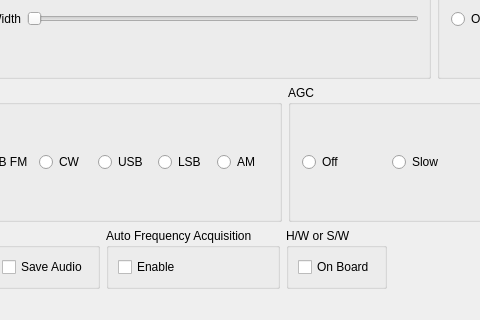
Before: the Qt Designer form common/GUI-QT/AnalogMainWindow.ui in Drm-tools/dream-legacy, drawn with Qt 5; both pictures show x 110 to 590 and y 229 to 549 of the 790 by 549 pixel window.
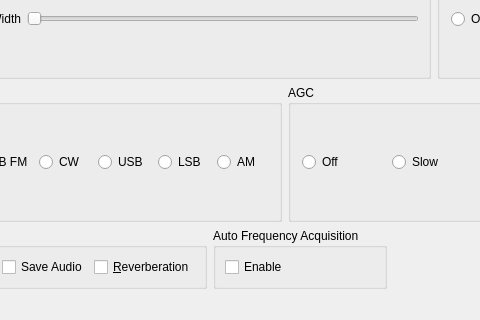
After: the same form once the commit is applied. Icons and pictures are not drawn. Custom widgets are drawn as their Qt base class.

Patch:
```diff
--- a/common/GUI-QT/AnalogMainWindow.ui
+++ b/common/GUI-QT/AnalogMainWindow.ui
@@ -98,7 +98,7 @@
     <item>
      <layout class="QHBoxLayout" name="horizontalLayout" >
       <item>
-       <widget class="Q3ButtonGroup" name="ButtonGroupBW" >
+       <widget class="QGroupBox" name="ButtonGroupBW" >
         <property name="title" >
          <string>Filter Bandwidth</string>
         </property>
@@ -130,7 +130,7 @@
        </widget>
       </item>
       <item>
-       <widget class="Q3ButtonGroup" name="ButtonGroupNoiseReduction" >
+       <widget class="QGroupBox" name="ButtonGroupNoiseReduction" >
         <property name="title" >
          <string>Noise Reduction</string>
         </property>
@@ -189,7 +189,7 @@
     <item>
      <layout class="QHBoxLayout" name="horizontalLayout_8" >
       <item>
-       <widget class="Q3ButtonGroup" name="ButtonGroupDemodulation" >
+       <widget class="QGroupBox" name="ButtonGroupDemodulation" >
         <property name="sizePolicy" >
          <sizepolicy vsizetype="Preferred" hsizetype="Preferred" >
           <horstretch>0</horstretch>
@@ -261,7 +261,7 @@
        </widget>
       </item>
       <item>
-       <widget class="Q3ButtonGroup" name="ButtonGroupAGC" >
+       <widget class="QGroupBox" name="ButtonGroupAGC" >
         <property name="title" >
          <string>AGC</string>
         </property>
@@ -320,7 +320,7 @@
     <item>
      <layout class="QHBoxLayout" name="horizontalLayout_6" >
       <item>
-       <widget class="Q3GroupBox" name="GroupBoxAudio" >
+       <widget class="QGroupBox" name="GroupBoxAudio" >
         <property name="title" >
          <string>Audio</string>
         </property>
@@ -339,11 +339,18 @@
            </property>
           </widget>
          </item>
+         <item>
+          <widget class="QCheckBox" name="CheckBoxReverb" >
+           <property name="text" >
+            <string>&amp;Reverberation</string>
+           </property>
+          </widget>
+         </item>
         </layout>
        </widget>
       </item>
       <item>
-       <widget class="Q3GroupBox" name="GroupBoxAutoFreqAcq" >
+       <widget class="QGroupBox" name="GroupBoxAutoFreqAcq" >
         <property name="title" >
          <string>Auto Frequency Acquisition</string>
         </property>
@@ -358,22 +365,6 @@
         </layout>
        </widget>
       </item>
-      <item>
-       <widget class="Q3GroupBox" name="GroupBoxDemod" >
-        <property name="title" >
-         <string>H/W or S/W</string>
-        </property>
-        <layout class="QHBoxLayout" name="horizontalLayout_2" >
-         <item>
-          <widget class="QCheckBox" name="CheckBoxOnBoardDemod" >
-           <property name="text" >
-            <string>On Board</string>
-           </property>
-          </widget>
-         </item>
-        </layout>
-       </widget>
-      </item>
       <item>
        <spacer name="Spacer6" >
         <property name="orientation" >
@@ -547,18 +538,6 @@
   </action>
  </widget>
  <customwidgets>
-  <customwidget>
-   <class>Q3GroupBox</class>
-   <extends>QGroupBox</extends>
-   <header>Qt3Support/Q3GroupBox</header>
-   <container>1</container>
-  </customwidget>
-  <customwidget>
-   <class>Q3ButtonGroup</class>
-   <extends>Q3GroupBox</extends>
-   <header>Qt3Support/Q3ButtonGroup</header>
-   <container>1</container>
-  </customwidget>
   <customwidget>
    <class>QwtPlot</class>
    <extends>QFrame</extends>
```
